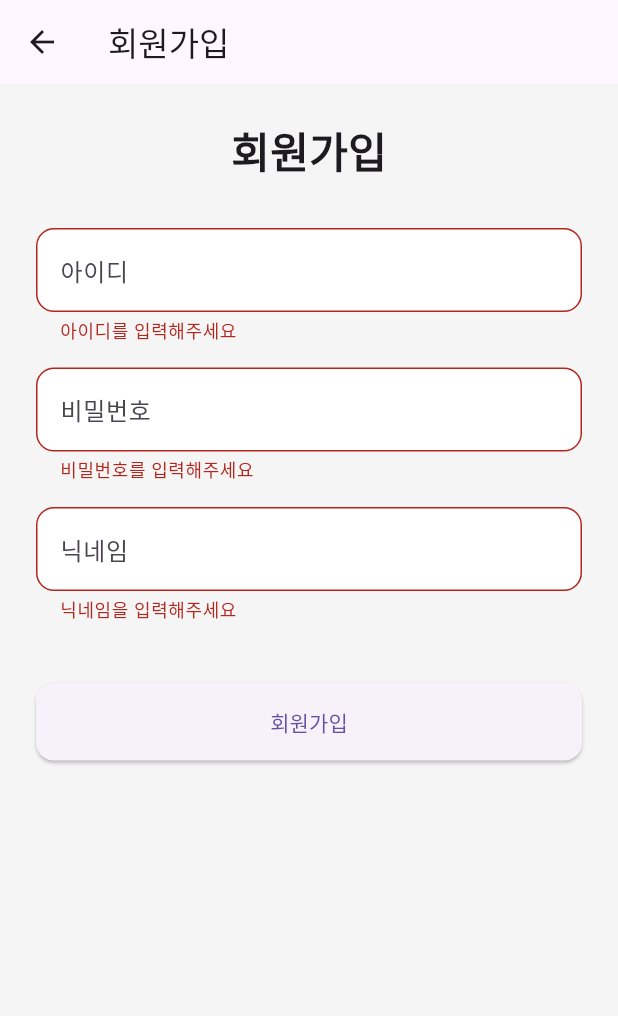
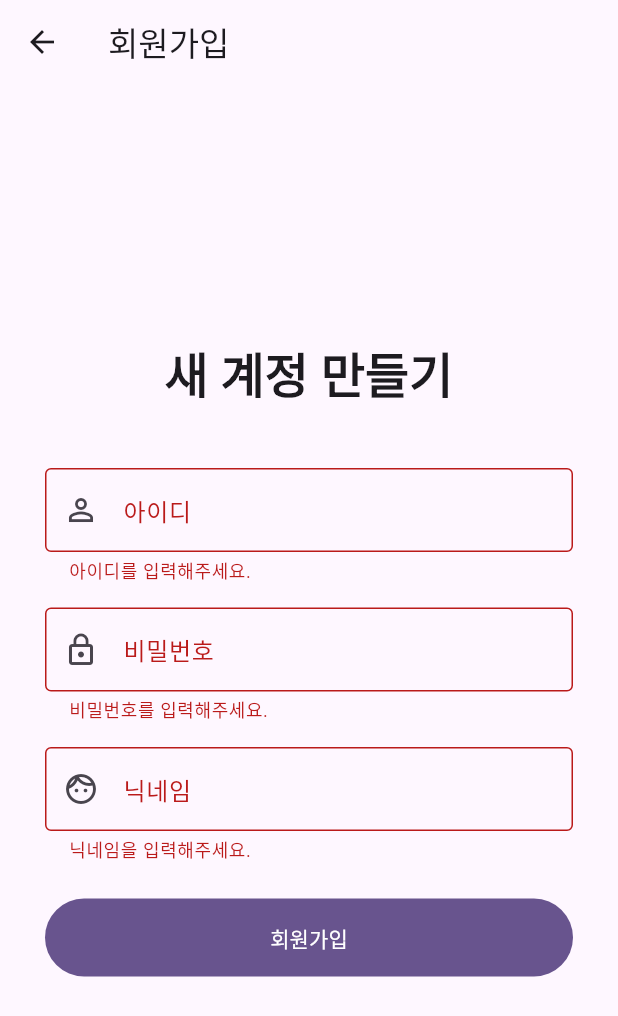
Before and after one commit to TaeHun-Lee/movie_diary_app, a Flutter app: the RegisterScreen screen opened directly, after a tap on "회원가입", on a phone screen of 412 x 824 dp. Shown: the top 1016 px of the screen. Run offline on Flutter 3.47's test engine with Material 3 defaults, Android fonts, the phone set to English and light mode, and no system bars; our stand-ins replace shared_preferences; accounts and stored records are empty; network calls fail.

Commit message:
UI 개선

```diff
--- a/lib/main.dart
+++ b/lib/main.dart
@@ -14,7 +14,10 @@ class MyApp extends StatelessWidget {
   Widget build(BuildContext context) {
     return MaterialApp(
       title: 'Movie Diary',
-      theme: ThemeData(primarySwatch: Colors.blue),
+      theme: ThemeData(
+        colorScheme: ColorScheme.fromSeed(seedColor: Colors.deepPurple),
+        useMaterial3: true,
+      ),
       home: const AuthCheck(),
     );
   }
--- a/lib/screens/register_screen.dart
+++ b/lib/screens/register_screen.dart
@@ -14,7 +14,6 @@ class _RegisterScreenState extends State<RegisterScreen> {
   final TextEditingController _passwordController = TextEditingController();
   final TextEditingController _nicknameController = TextEditingController();
   String _errorMessage = '';
-  String _successMessage = '';
   bool _isLoading = false;
 
   Future<void> _register() async {
@@ -35,21 +34,23 @@ class _RegisterScreenState extends State<RegisterScreen> {
       );
 
       if (!mounted) return;
-      setState(() {
-        _successMessage = '회원가입 성공! 로그인 화면으로 이동합니다.';
-        _errorMessage = '';
-      });
+      ScaffoldMessenger.of(context).showSnackBar(
+        const SnackBar(
+          content: Text('회원가입 성공! 로그인해주세요.'),
+          backgroundColor: Colors.green,
+        ),
+      );
       Navigator.pop(context);
     } catch (e) {
       setState(() {
-        _errorMessage = '회원가입 실패: ${e.toString()}';
-        _successMessage = '';
+        _errorMessage = '회원가입 실패: 이미 사용 중인 아이디일 수 있습니다.';
       });
     } finally {
-      setState(() {
-        _isLoading = false;
-      });
-      await Future.delayed(const Duration(milliseconds: 800)); // 로딩 상태 유지
+      if (mounted) {
+        setState(() {
+          _isLoading = false;
+        });
+      }
     }
   }
 
@@ -63,38 +64,42 @@ class _RegisterScreenState extends State<RegisterScreen> {
 
   @override
   Widget build(BuildContext context) {
+    final textTheme = Theme.of(context).textTheme;
+    final colorScheme = Theme.of(context).colorScheme;
+
     return Scaffold(
-      backgroundColor: Colors.grey[100],
       appBar: AppBar(title: const Text('회원가입')),
-      body: SingleChildScrollView(
-        padding: const EdgeInsets.all(24),
-        child: Stack(
-          children: [
-            Form(
+      body: Center(
+        child: ConstrainedBox(
+          constraints: const BoxConstraints(maxWidth: 400),
+          child: SingleChildScrollView(
+            padding: const EdgeInsets.all(24.0),
+            child: Form(
               key: _formKey,
               child: Column(
+                crossAxisAlignment: CrossAxisAlignment.stretch,
                 children: [
-                  const Text(
-                    '회원가입',
-                    style: TextStyle(fontSize: 28, fontWeight: FontWeight.bold),
+                  Text(
+                    '새 계정 만들기',
+                    textAlign: TextAlign.center,
+                    style: textTheme.headlineLarge?.copyWith(
+                      fontWeight: FontWeight.bold,
+                    ),
                   ),
-                  const SizedBox(height: 32),
+                  const SizedBox(height: 40),
                   TextFormField(
                     controller: _userIdController,
-                    decoration: InputDecoration(
-                      hintText: '아이디',
-                      border: OutlineInputBorder(
-                        borderRadius: BorderRadius.circular(12),
-                      ),
-                      filled: true,
-                      fillColor: Colors.white,
+                    decoration: const InputDecoration(
+                      labelText: '아이디',
+                      prefixIcon: Icon(Icons.person_outline),
+                      border: OutlineInputBorder(),
                     ),
                     validator: (value) {
                       if (value == null || value.isEmpty) {
-                        return '아이디를 입력해주세요';
+                        return '아이디를 입력해주세요.';
                       }
                       if (value.length < 3) {
-                        return '아이디는 3자 이상이어야 합니다';
+                        return '아이디는 3자 이상이어야 합니다.';
                       }
                       return null;
                     },
@@ -103,20 +108,17 @@ class _RegisterScreenState extends State<RegisterScreen> {
                   TextFormField(
                     controller: _passwordController,
                     obscureText: true,
-                    decoration: InputDecoration(
-                      hintText: '비밀번호',
-                      border: OutlineInputBorder(
-                        borderRadius: BorderRadius.circular(12),
-                      ),
-                      filled: true,
-                      fillColor: Colors.white,
+                    decoration: const InputDecoration(
+                      labelText: '비밀번호',
+                      prefixIcon: Icon(Icons.lock_outline),
+                      border: OutlineInputBorder(),
                     ),
                     validator: (value) {
                       if (value == null || value.isEmpty) {
-                        return '비밀번호를 입력해주세요';
+                        return '비밀번호를 입력해주세요.';
                       }
                       if (value.length < 6) {
-                        return '비밀번호는 6자 이상이어야 합니다';
+                        return '비밀번호는 6자 이상이어야 합니다.';
                       }
                       return null;
                     },
@@ -124,59 +126,44 @@ class _RegisterScreenState extends State<RegisterScreen> {
                   const SizedBox(height: 16),
                   TextFormField(
                     controller: _nicknameController,
-                    decoration: InputDecoration(
-                      hintText: '닉네임',
-                      border: OutlineInputBorder(
-                        borderRadius: BorderRadius.circular(12),
-                      ),
-                      filled: true,
-                      fillColor: Colors.white,
+                    decoration: const InputDecoration(
+                      labelText: '닉네임',
+                      prefixIcon: Icon(Icons.face_outlined),
+                      border: OutlineInputBorder(),
                     ),
                     validator: (value) {
                       if (value == null || value.isEmpty) {
-                        return '닉네임을 입력해주세요';
+                        return '닉네임을 입력해주세요.';
                       }
                       return null;
                     },
                   ),
-                  const SizedBox(height: 24),
-                  if (_errorMessage.isNotEmpty)
+                  if (_errorMessage.isNotEmpty) ...[
+                    const SizedBox(height: 16),
                     Text(
                       _errorMessage,
-                      style: const TextStyle(color: Colors.red),
+                      textAlign: TextAlign.center,
+                      style: TextStyle(color: colorScheme.error),
                     ),
-                  if (_successMessage.isNotEmpty)
-                    Text(
-                      _successMessage,
-                      style: const TextStyle(color: Colors.green),
+                  ],
+                  const SizedBox(height: 24),
+                  FilledButton(
+                    onPressed: _isLoading ? null : _register,
+                    style: FilledButton.styleFrom(
+                      padding: const EdgeInsets.symmetric(vertical: 16),
                     ),
-                  const SizedBox(height: 16),
-                  SizedBox(
-                    width: double.infinity,
-                    child: ElevatedButton(
-                      onPressed: _isLoading ? null : _register,
-                      style: ElevatedButton.styleFrom(
-                        padding: const EdgeInsets.symmetric(vertical: 16),
-                        shape: RoundedRectangleBorder(
-                          borderRadius: BorderRadius.circular(12),
-                        ),
-                      ),
-                      child: const Text('회원가입'),
-                    ),
+                    child: _isLoading
+                        ? const SizedBox(
+                            height: 24,
+                            width: 24,
+                            child: CircularProgressIndicator(strokeWidth: 3),
+                          )
+                        : const Text('회원가입'),
                   ),
                 ],
               ),
             ),
-            if (_isLoading)
-              Positioned.fill(
-                child: Container(
-                  color: Colors.transparent,
-                  child: const Center(
-                    child: CircularProgressIndicator(color: Colors.white),
-                  ),
-                ),
-              ),
-          ],
+          ),
         ),
       ),
     );
--- a/lib/services/api_service.dart
+++ b/lib/services/api_service.dart
@@ -96,7 +96,6 @@ class ApiService {
         summaryRes.statusCode == 200 &&
         recentRes.statusCode == 200) {
       final user = json.decode(userRes.body);
-      final summary = json.decode(summaryRes.body);
       final recent = json.decode(recentRes.body) as List;
 
       return HomeData(
```
Also changed, not shown: lib/component/home_content.dart (+94 -43 lines), lib/screens/home_screen.dart (+12 -11 lines), lib/screens/login_screen.dart (+49 -51 lines), 1 other file.
